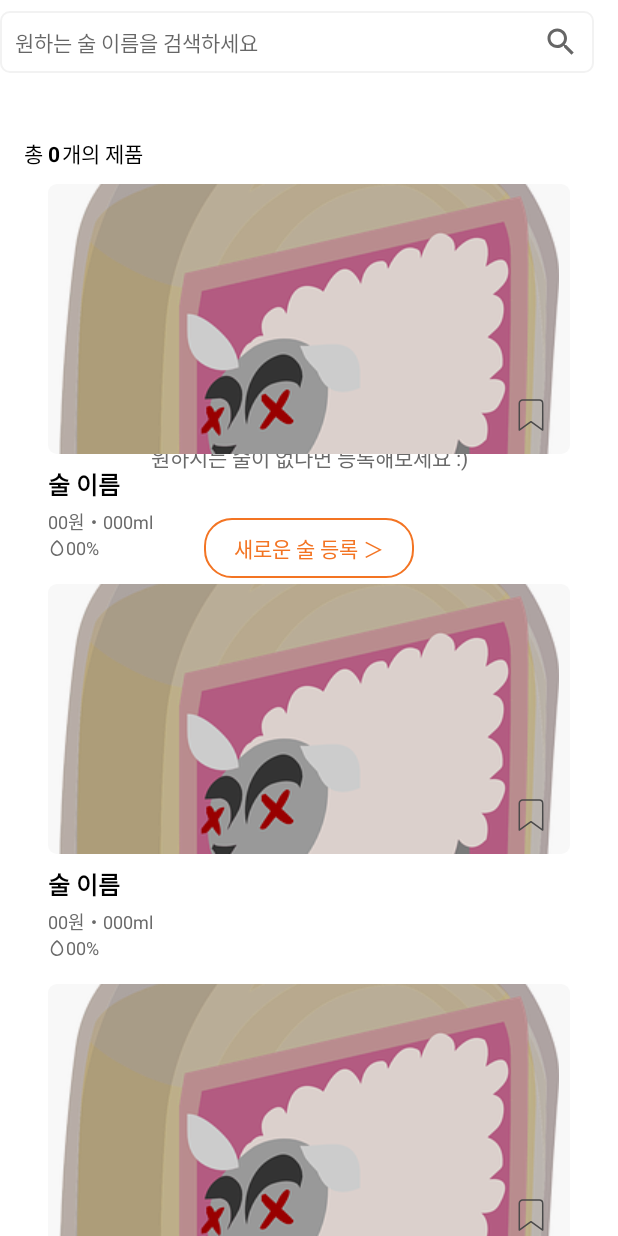
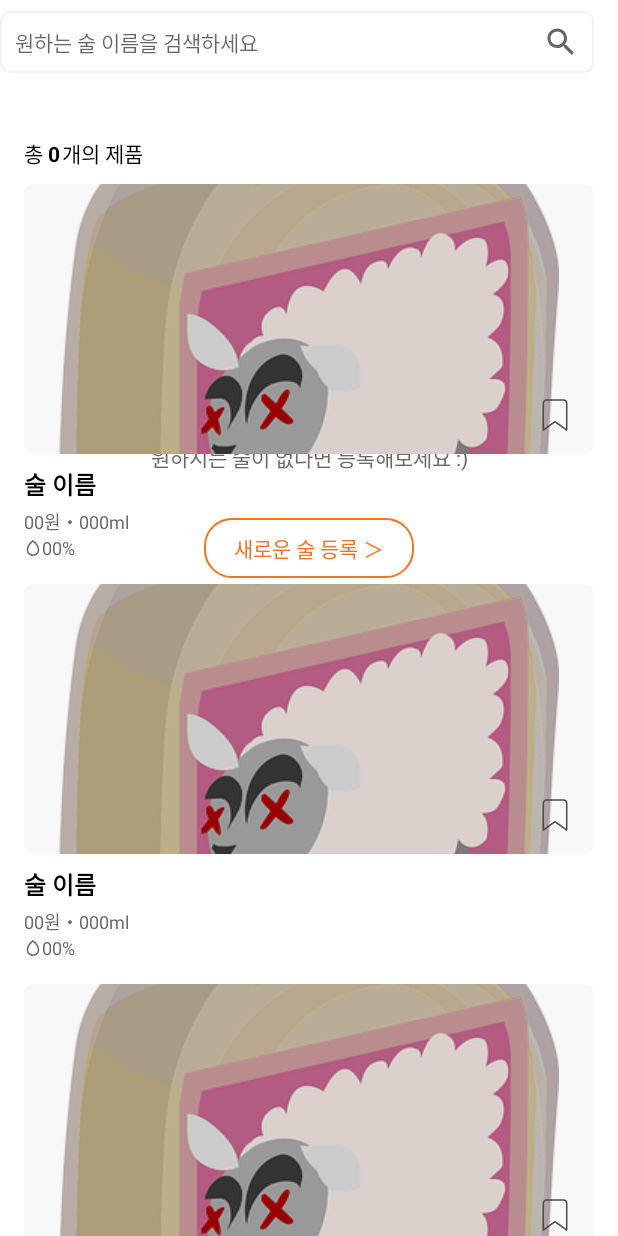
Before and after one commit to ReadyItGo-A-level/Frontend, an Android app: the layout activity_allalcoholsearch.xml on its own in the app's theme, with its tools: preview values and no code run, on a phone screen of 412 x 824 dp. Run offline under Robolectric (Android 15) with nearby library versions, the phone set to English and light mode, and no system bars.

Commit message:
feat:> 중간 merge 완료

```diff
--- a/app/src/main/java/com/example/a_level/allalcohol/AllAlcoholSearchActivity.kt
+++ b/app/src/main/java/com/example/a_level/allalcohol/AllAlcoholSearchActivity.kt
@@ -72,7 +72,9 @@ class AllAlcoholSearchActivity : AppCompatActivity() {
                 setOnItemClickListener(object :
                     AllAlcoholSearchAdapter.OnItemClickListener {
                     override fun onItemClick(v: View, item: Alcohol) {
-                        startActivity(Intent(applicationContext, AlcoholDetailActivity::class.java))
+                        val intent = Intent(applicationContext, AlcoholDetailActivity::class.java)
+                        intent.putExtra("alcoholId", item.id)
+                        startActivity(intent)
                     }
                 })
             }
--- a/app/src/main/res/layout/activity_allalcoholsearch.xml
+++ b/app/src/main/res/layout/activity_allalcoholsearch.xml
@@ -127,9 +127,7 @@
         android:id="@+id/recyclerview_allalcoholsearch"
         android:layout_width="match_parent"
         android:layout_height="0dp"
-        android:layout_marginStart="16dp"
         android:layout_marginTop="10dp"
-        android:layout_marginEnd="16dp"
         android:visibility="gone"
         app:layoutManager="androidx.recyclerview.widget.GridLayoutManager"
         app:layout_constraintBottom_toBottomOf="parent"
```
